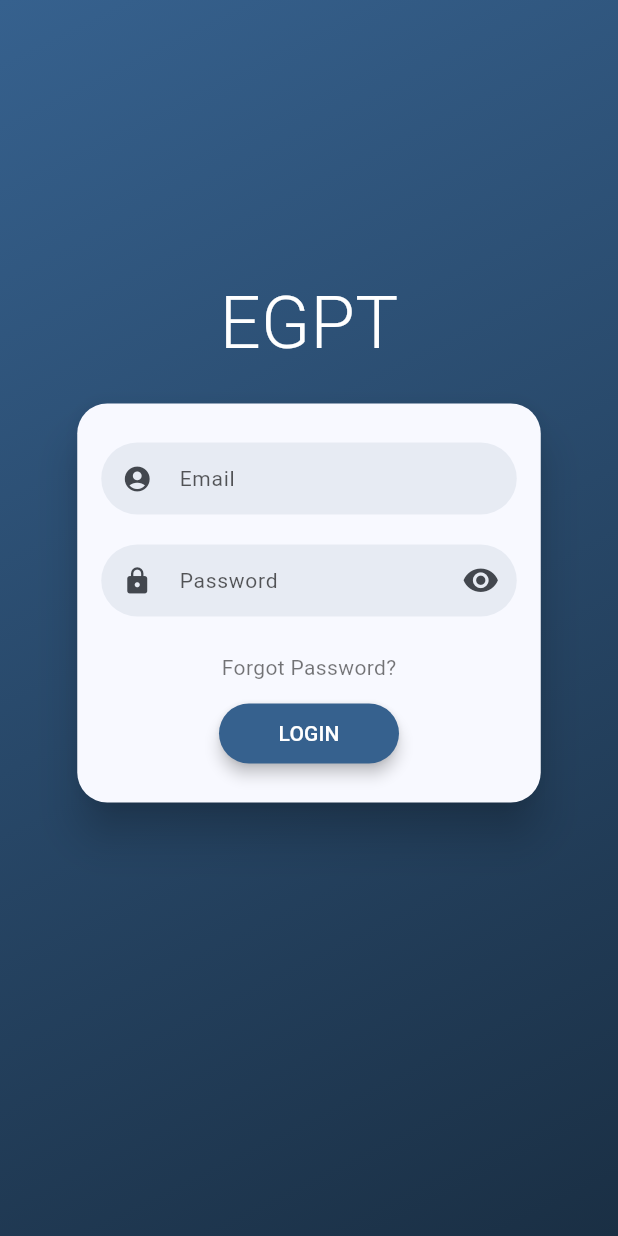
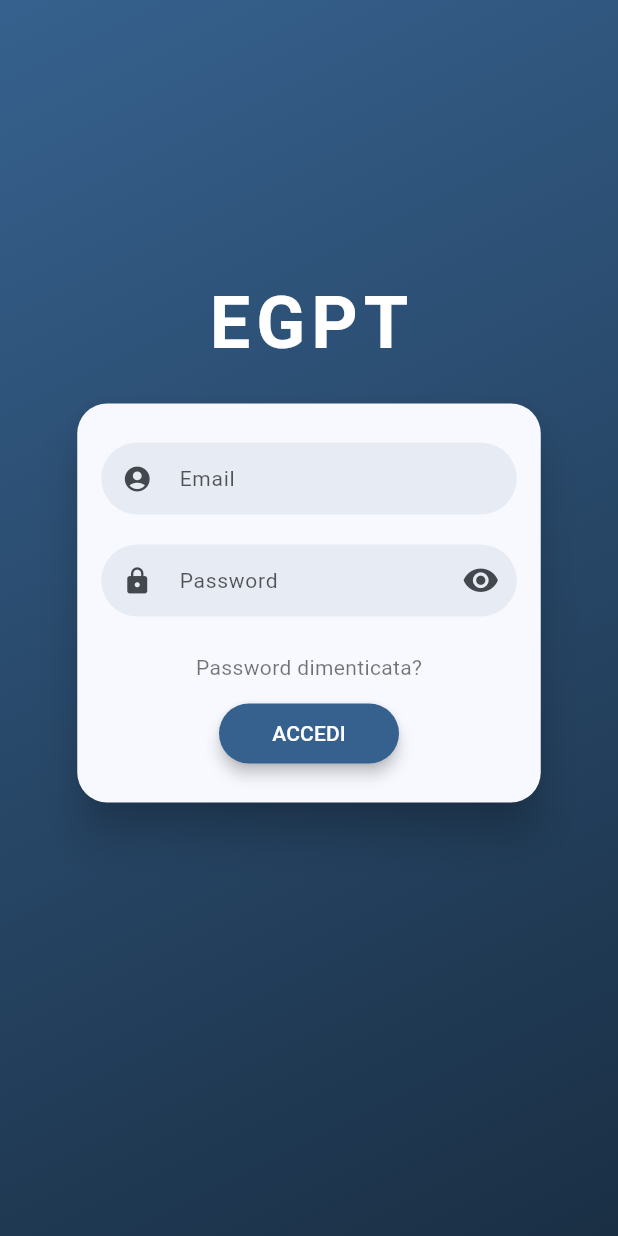
Before and after one commit to marcobrasini/egpt, a Flutter app: the screen it shows after launch, on a phone screen of 412 x 824 dp. Run offline on Flutter 3.47's test engine with Material 3 defaults, Android fonts, the phone set to English and light mode, and no system bars; drawn by our look-alikes of flutter_login; our stand-ins replace flutter_colorpicker, flutter_form_builder, form_builder_validators, numberpicker, percent_indicator, supabase_flutter; missing offline and left inert: calendar, form_builder_extra_fields, form_builder_image_picker; accounts and stored records are empty.

Commit message:
Supabase privilege updated.

```diff
--- a/lib/login.dart
+++ b/lib/login.dart
@@ -8,41 +8,51 @@ class LoginPage extends StatelessWidget {
 
   final supabase = SupabaseService();
 
-  Future<String?> _login(LoginData data) async {
-    final login = await supabase.signIn(
-        email: data.name,
-        password: data.password
-    );
-    if (login == null) {
-      final role = await supabase.role;
-      switch (role) {
-        case "admin": return null;
-        case "user": return null;
-        default:
-          return role;
-      }
-    }
-    return login;
-  }
+  Future<String?> _login(LoginData data) => supabase.signIn(
+    email: data.name.trim(),
+    password: data.password,
+  );
 
-  Future<String?> _recoverPassword(String name) =>
-      supabase.recoverPassword(email: name);
+  Future<String?> _recoverPassword(String email) =>
+      supabase.recoverPassword(email: email.trim());
 
 
   @override
   Widget build(BuildContext context) {
     return FlutterLogin(
       title: 'EGPT',
+      userType: LoginUserType.email,
       onLogin: _login,
       onRecoverPassword: _recoverPassword,
-      onSubmitAnimationCompleted: () async {
-        final permission = await supabase.privileged;
-        if (permission != null) {
-          (permission)
-              ? Navigator.of(context).pushReplacementNamed("/admin")
-              : Navigator.of(context).pushReplacementNamed("/user");
-        }
-      },
+      navigateBackAfterRecovery: true,
+      onSubmitAnimationCompleted: () =>
+          Navigator.of(context).pushReplacementNamed("/"),
+
+      messages: LoginMessages(
+        userHint: "Email",
+        passwordHint: "Password",
+        forgotPasswordButton: "Password dimenticata?",
+        loginButton: "ACCEDI",
+        recoverPasswordButton: "INVIA",
+        recoverPasswordIntro: "Reimposta la tua password",
+        recoverPasswordDescription:
+        "Inserisci l'email del tuo account: riceverai un link "
+            "per impostare una nuova password.",
+        recoverPasswordSuccess: "Link inviato",
+        goBackButton: "INDIETRO",
+        flushbarTitleError: "Errore",
+        flushbarTitleSuccess: "Fatto",
+      ),
+
+      theme: LoginTheme(
+        primaryColor: Theme.of(context).colorScheme.primary,
+        errorColor: Theme.of(context).colorScheme.error,
+        titleStyle: const TextStyle(
+          color: Colors.white,
+          fontWeight: FontWeight.w600,
+          letterSpacing: 4,
+        ),
+      ),
     );
   }
 }
--- a/lib/main.dart
+++ b/lib/main.dart
@@ -4,6 +4,7 @@ import 'package:supabase_flutter/supabase_flutter.dart';
 import 'package:egpt/admin/main_admin.dart';
 import 'package:egpt/user/main_user.dart';
 import 'package:egpt/login.dart';
+import 'package:egpt/auth.dart';
 
 
 void main() async {
@@ -17,9 +18,26 @@ void main() async {
   runApp(EGPTApp());
 }
 
+class EGPTApp extends StatefulWidget {
+  const EGPTApp({super.key});
 
-class EGPTApp extends StatelessWidget {
-  const EGPTApp({super.key});
+  @override
+  State<EGPTApp> createState() => _EGPTAppState();
+}
+
+class _EGPTAppState extends State<EGPTApp> {
+  final _navigatorKey = GlobalKey<NavigatorState>();
+
+  @override
+  void initState() {
+    super.initState();
+    Supabase.instance.client.auth.onAuthStateChange.listen((state) {
+      if (state.event == AuthChangeEvent.signedOut) {
+        _navigatorKey.currentState
+            ?.pushNamedAndRemoveUntil("/login", (_) => false);
+      }
+    });
+  }
 
   @override
   Widget build(BuildContext context) {
@@ -30,8 +48,8 @@ class EGPTApp extends StatelessWidget {
         GlobalCupertinoLocalizations.delegate,
       ],
       supportedLocales: [
-        const Locale('it', 'IT'), // Italiano
-        const Locale('en', 'US'), // Inglese
+        const Locale('it', 'IT'),
+        const Locale('en', 'US'),
       ],
       locale: const Locale('it', 'IT'),
       theme: ThemeData(
@@ -41,11 +59,13 @@ class EGPTApp extends StatelessWidget {
           brightness: Brightness.light,
         ),
       ),
+      navigatorKey: _navigatorKey,
       initialRoute: "/",
       routes: {
-        "/": (context) => LoginPage(),
+        "/": (context) => const AuthGate(),
+        "/login": (context) => LoginPage(),
+        "/admin": (context) => AdminPage(),
         "/user": (context) => UserPage(),
-        "/admin": (context) => AdminPage(),
       },
     );
   }
--- a/lib/user/main_user.dart
+++ b/lib/user/main_user.dart
@@ -13,6 +13,7 @@ class _UserPageState extends State<UserPage> {
 
   void _logout(BuildContext context) async {
     await supabase.signOut();
+    if (!mounted) return;
     Navigator.of(context).pushNamedAndRemoveUntil(
       "/",(route) => false,
     );
```
Also changed, not shown: lib/auth.dart (added, +40 -0 lines), lib/services/supabase_service.dart (+25 -31 lines).
